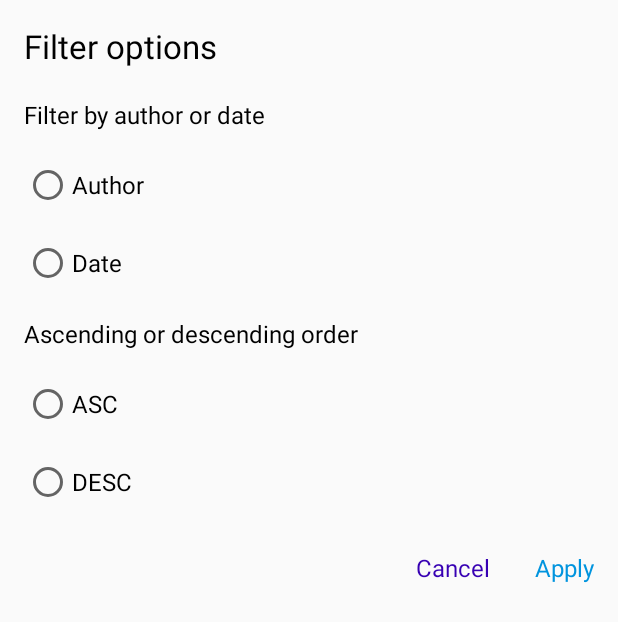
After one commit to avi-kr/SampleApp, an Android app: the layout layout_blog_filter.xml on its own in the app's theme, with its tools: preview values and no code run, on a phone screen of 412 x 824 dp. The commit adds this screen. Shown: the top 622 px of the screen. Run offline under Robolectric (Android 15) with nearby library versions, the phone set to English and light mode, and no system bars.

Commit message:
Material Dialogs Custom Layout

```diff
--- /dev/null
+++ b/app/src/main/res/layout/layout_blog_filter.xml
@@ -0,0 +1,113 @@
+<?xml version="1.0" encoding="utf-8"?>
+<LinearLayout xmlns:android="http://schemas.android.com/apk/res/android"
+    android:layout_width="match_parent"
+    android:layout_height="match_parent"
+    android:orientation="vertical"
+    android:padding="16dp">
+
+    <TextView
+        android:id="@+id/title"
+        android:layout_width="match_parent"
+        android:layout_height="wrap_content"
+        android:text="@string/filter_options"
+        android:textColor="#000"
+        android:textSize="22sp" />
+
+    <RadioGroup
+        android:id="@+id/filter_group"
+        android:layout_width="match_parent"
+        android:layout_height="wrap_content"
+        android:layout_marginTop="20dp"
+        android:orientation="vertical">
+
+        <TextView
+            android:layout_width="wrap_content"
+            android:layout_height="wrap_content"
+            android:text="@string/author_or_date"
+            android:textColor="#000"
+            android:textSize="16sp" />
+
+        <RadioButton
+            android:id="@+id/filter_author"
+            android:layout_width="wrap_content"
+            android:layout_height="wrap_content"
+            android:layout_marginTop="20dp"
+            android:text="@string/filter_author"
+            android:textColor="#000"
+            android:textSize="16sp" />
+
+        <RadioButton
+            android:id="@+id/filter_date"
+            android:layout_width="wrap_content"
+            android:layout_height="wrap_content"
+            android:layout_marginTop="20dp"
+            android:text="@string/filter_date"
+            android:textColor="#000"
+            android:textSize="16sp" />
+
+    </RadioGroup>
+
+
+    <RadioGroup
+        android:id="@+id/order_group"
+        android:layout_width="match_parent"
+        android:layout_height="wrap_content"
+        android:layout_marginTop="20dp"
+        android:orientation="vertical">
+
+        <TextView
+            android:layout_width="wrap_content"
+            android:layout_height="wrap_content"
+            android:text="@string/asc_desc"
+            android:textColor="#000"
+            android:textSize="16sp" />
+
+
+        <RadioButton
+            android:id="@+id/filter_asc"
+            android:layout_width="wrap_content"
+            android:layout_height="wrap_content"
+            android:layout_marginTop="20dp"
+            android:text="@string/filter_asc"
+            android:textColor="#000"
+            android:textSize="16sp" />
+
+        <RadioButton
+            android:id="@+id/filter_desc"
+            android:layout_width="wrap_content"
+            android:layout_height="wrap_content"
+            android:layout_marginTop="20dp"
+            android:text="@string/filter_desc"
+            android:textColor="#000"
+            android:textSize="16sp" />
+
+    </RadioGroup>
+
+    <LinearLayout
+        android:layout_width="match_parent"
+        android:layout_height="wrap_content"
+        android:layout_marginTop="30dp"
+        android:gravity="end"
+        android:orientation="horizontal">
+
+        <TextView
+            android:id="@+id/negative_button"
+            android:layout_width="wrap_content"
+            android:layout_height="wrap_content"
+            android:layout_marginEnd="30dp"
+            android:text="Cancel"
+            android:textColor="@color/colorPrimaryDark"
+            android:textSize="16sp" />
+
+        <TextView
+            android:id="@+id/positive_button"
+            android:layout_width="wrap_content"
+            android:layout_height="wrap_content"
+            android:text="Apply"
+            android:textColor="@color/tealDark"
+            android:textSize="16sp" />
+
+    </LinearLayout>
+
+
+</LinearLayout>
```
Also changed, not shown: app/src/main/java/com/abhishek/sampleapp/ui/main/blog/BlogFragment.kt (+84 -0 lines).
